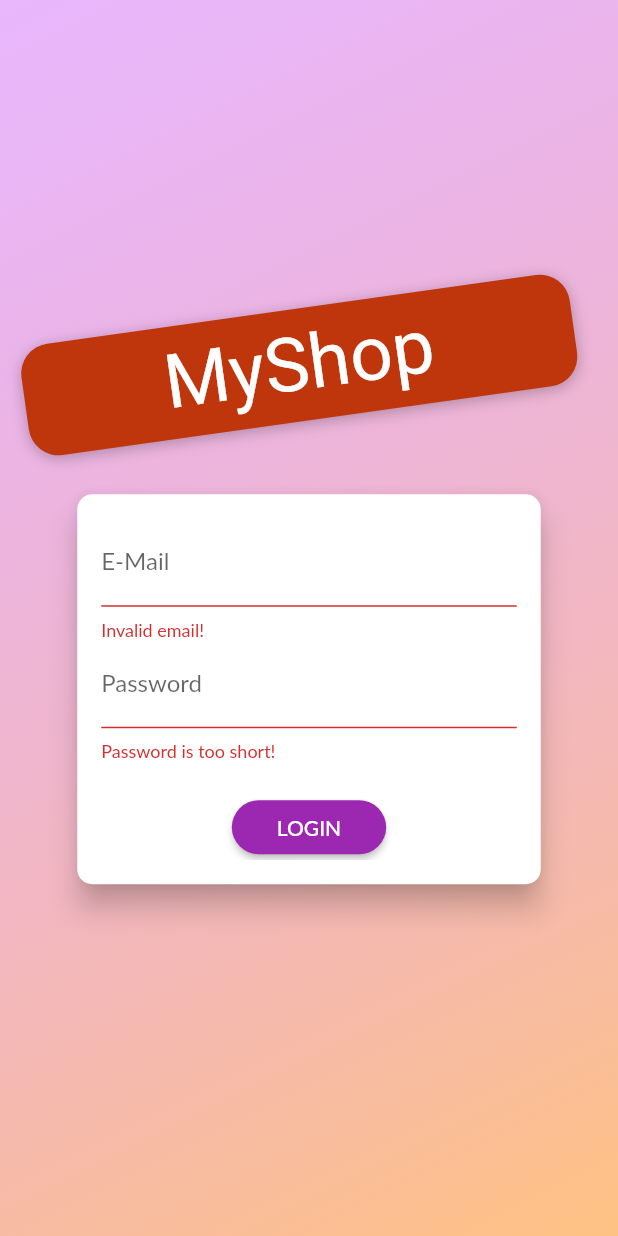
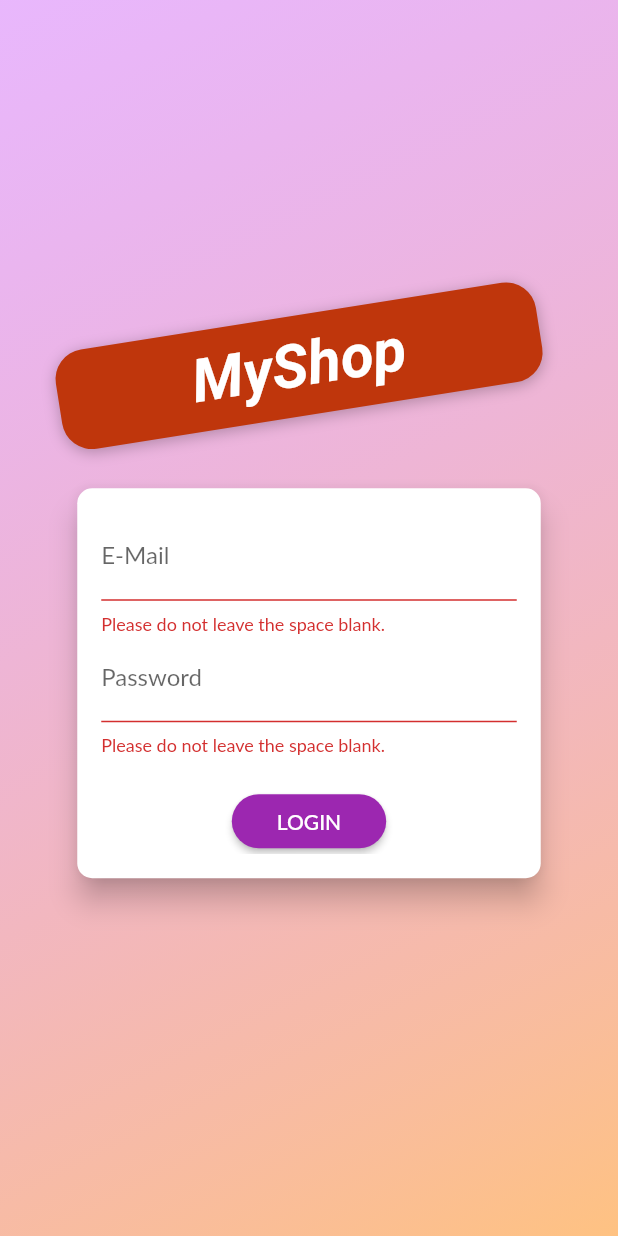
Before and after one commit to ashmikattel/ecommerce, a Flutter app: the AuthScreen screen opened directly, after a tap on "LOGIN", on a phone screen of 412 x 824 dp. Run offline on Flutter 3.47's test engine with Material 2 defaults, Android fonts, the phone set to English and light mode, and no system bars; Roboto replaces fonts that are missing (Anton, Lato).

Commit message:
user authentication added as well as some screens are modified

```diff
--- /dev/null
+++ b/lib/provider/auth.dart
@@ -0,0 +1,62 @@
+import 'package:flutter/widgets.dart';
+import 'package:http/http.dart' as http;
+import 'dart:convert';
+import '../model/http_exception.dart';
+
+class Auth with ChangeNotifier {
+  String _token;
+  DateTime _expiryDate;
+  String _userId;
+
+  bool get isAuth {
+    return token != null;
+  }
+
+  String get token {
+    if (_expiryDate != null &&
+        _expiryDate.isAfter(DateTime.now()) &&
+        _token != null) {
+      return _token;
+    }
+    return null;
+  }
+  String get userId{
+    return _userId;
+  }
+
+  Future<void> _authenticate(
+      String email, String password, String urlSegment) async {
+    final url =
+        'https://identitytoolkit.googleapis.com/v1/accounts:$urlSegment?key=AIzaSyAipjCbrBVJmlZU2BC_wj6iNDLq7ExicsA';
+    try {
+      final response = await http.post(
+        url,
+        body: json.encode(
+          {"email": email, "password": password, "returnSecureToken": true},
+        ),
+      );
+      final responseData = json.decode(response.body);
+      if (responseData['error'] != null) {
+        throw HttpException(responseData['error']['message']);
+      }
+      _token = responseData['idToken'];
+      _userId = responseData['localId'];
+      _expiryDate = DateTime.now().add(
+        Duration(
+          seconds: int.parse(responseData['expiresIn']),
+        ),
+      );
+      notifyListeners();
+    } catch (error) {
+      throw (error);
+    }
+  }
+
+  Future<void> signUp(String email, String password) async {
+    return _authenticate(email, password, 'signUp');
+  }
+
+  Future<void> login(String email, String password) async {
+    return _authenticate(email, password, 'signInWithPassword');
+  }
+}
--- a/lib/provider/orders.dart
+++ b/lib/provider/orders.dart
@@ -22,12 +22,15 @@ class OrderItem {
 class Orders with ChangeNotifier {
   List<OrderItem> _orders = [];
 
+  final String authToken;
+  Orders(this.authToken,this._orders);
+
   List<OrderItem> get orders {
     return [..._orders];
   }
 
   Future<void> fetchAndSetOrders() async {
-    const url = 'https://flutter-update-1a6cb.firebaseio.com/orders.json';
+    final url = 'https://flutter-update-1a6cb.firebaseio.com/orders.json?auth=$authToken';
     final response = await http.get(url);
     final List<OrderItem> loadedOrders = [];
     final extractedData = json.decode(response.body) as Map<String, dynamic>;
@@ -63,7 +66,7 @@ class Orders with ChangeNotifier {
   }
 
   Future<void> addOrder(List<CartItem> cartproducts, double total) async {
-    const url = 'https://flutter-update-1a6cb.firebaseio.com/orders.json';
+    final url = 'https://flutter-update-1a6cb.firebaseio.com/orders.json?auth=$authToken';
     final timeStamp = DateTime.now();
     final response = await http.post(url,
         body: json.encode({
@@ -97,7 +100,7 @@ class Orders with ChangeNotifier {
   //   orders.removeAt(existingOrderIndex);
   // }
   Future<void> deleteOrders({String id}) async {
-    final url = 'https://flutter-update-1a6cb.firebaseio.com/orders/$id.json';
+    final url = 'https://flutter-update-1a6cb.firebaseio.com/orders/$id.json?auth=$authToken';
     final existingOrderIndex = orders.indexWhere((ord) => ord.id == id);
     var existingOrders = orders[existingOrderIndex];
     orders.removeAt(existingOrderIndex);
--- a/lib/screens/auth-screen.dart
+++ b/lib/screens/auth-screen.dart
@@ -1,6 +1,8 @@
 import 'dart:math';
-
+import 'package:provider/provider.dart';
 import 'package:flutter/material.dart';
+import '../provider/auth.dart';
+import '../model/http_exception.dart';
 
 enum AuthMode { Signup, Login }
 
@@ -40,9 +42,9 @@ class AuthScreen extends StatelessWidget {
                   Flexible(
                     child: Container(
                       margin: EdgeInsets.only(bottom: 20.0),
-                      padding:
-                          EdgeInsets.symmetric(vertical: 8.0, horizontal: 94.0),
-                      transform: Matrix4.rotationZ(-8 * pi / 180)
+                      padding: EdgeInsets.symmetric(
+                          vertical: 10.0, horizontal: 90.0),
+                      transform: Matrix4.rotationZ(-9 * pi / 180)
                         ..translate(-10.0),
                       // ..translate(-10.0),
                       decoration: BoxDecoration(
@@ -59,11 +61,12 @@ class AuthScreen extends StatelessWidget {
                       child: Text(
                         'MyShop',
                         style: TextStyle(
-                          color: Theme.of(context).accentTextTheme.title.color,
-                          fontSize: 50,
-                          fontFamily: 'Anton',
-                          fontWeight: FontWeight.normal,
-                        ),
+                            color:
+                                Theme.of(context).accentTextTheme.title.color,
+                            fontSize: 40,
+                            fontFamily: 'Anton',
+                            fontWeight: FontWeight.bold,
+                            fontStyle: FontStyle.italic),
                       ),
                     ),
                   ),
@@ -97,10 +100,20 @@ class _AuthCardState extends State<AuthCard> {
     'email': '',
     'password': '',
   };
-  var _isLoading = false;
+  bool _isLoading = false;
   final _passwordController = TextEditingController();
 
-  void _submit() {
+  void _showErrorDialog(String message){
+    showDialog(context: context, builder: (ctx)=> AlertDialog(title: Text('An error occured!'),
+    content: Text(message),
+    actions: <Widget>[
+      FlatButton(child: Text('OK'),
+      onPressed: (){Navigator.of(ctx).pop();},)
+    ],
+    ));
+  }
+
+  Future<void> _submit() async{
     if (!_formKey.currentState.validate()) {
       // Invalid!
       return;
@@ -109,11 +122,38 @@ class _AuthCardState extends State<AuthCard> {
     setState(() {
       _isLoading = true;
     });
+    try{
     if (_authMode == AuthMode.Login) {
+       await Provider.of<Auth>(context, listen: false).login(
+        _authData['email'],
+        _authData['password']);
       // Log user in
     } else {
       // Sign user up
+      await Provider.of<Auth>(context, listen: false).signUp(
+          _authData['email'],
+          _authData['password'],
+      );
     }
+  } on HttpException catch(error){
+    var errorMessage = 'Authentication Failed';
+    if(error.toString().contains('EMAIL_EXISTS')){
+      errorMessage = 'This Email Address already in use.';
+    }else if(errorMessage.toString().contains('INVALID_Email')){
+      errorMessage = 'This is not a valid email address.';
+    }else if (errorMessage.toString().contains('WEAK_PASSWORD')){
+      errorMessage = 'Try using stronger password';
+    }else if (errorMessage.toString().contains('EMAIL_NOT_FOUND')){
+      errorMessage = 'Could not find an user with this email';
+    }else if(errorMessage.toString().contains('INVALID_PASSWORD')){
+      errorMessage = 'Invalid Password.';
+    }
+    _showErrorDialog(errorMessage);
+  }
+  catch(error){
+   const  errorMessage = 'Could not Authenticate! Please try again later..';
+   _showErrorDialog(errorMessage);
+  }
     setState(() {
       _isLoading = false;
     });
@@ -154,7 +194,10 @@ class _AuthCardState extends State<AuthCard> {
                   decoration: InputDecoration(labelText: 'E-Mail'),
                   keyboardType: TextInputType.emailAddress,
                   validator: (value) {
-                    if (value.isEmpty || !value.contains('@')) {
+                    if (value.isEmpty){
+                      return 'Please do not leave the space blank.';
+                    }
+                    else if ( !value.contains('@')) {
                       return 'Invalid email!';
                     }
                   },
@@ -167,7 +210,11 @@ class _AuthCardState extends State<AuthCard> {
                   obscureText: true,
                   controller: _passwordController,
                   validator: (value) {
-                    if (value.isEmpty || value.length < 5) {
+
+                    if(value.isEmpty){
+                      return 'Please do not leave the space blank.';
+                    }
+                    else if ( value.length < 8) {
                       return 'Password is too short!';
                     }
                   },
@@ -182,7 +229,10 @@ class _AuthCardState extends State<AuthCard> {
                     obscureText: true,
                     validator: _authMode == AuthMode.Signup
                         ? (value) {
-                            if (value != _passwordController.text) {
+                          if(value.isEmpty){
+                      return 'Please do not leave the space blank.';
+                    }
+                            else if (value != _passwordController.text) {
                               return 'Passwords do not match!';
                             }
                           }
--- a/lib/screens/user_product_screen.dart
+++ b/lib/screens/user_product_screen.dart
@@ -8,7 +8,7 @@ import '../provider/products_provider.dart';
 class UserProductScreen extends StatelessWidget {
   static const routename = '/user-Products';
   Future<void>_refreshProducts(BuildContext context)async{
-    Provider.of<ProductsProvider>(context).fetchAndSetProducts();
+    Provider.of<ProductsProvider>(context).fetchAndSetProducts(true);
   }
 
   @override
--- a/lib/widgets/product_item.dart
+++ b/lib/widgets/product_item.dart
@@ -3,6 +3,7 @@ import 'package:provider/provider.dart';
 import '../provider/cart.dart';
 import '../screens/product_detail.dart';
 import '../provider/products.dart';
+import '../provider/auth.dart';
 class ProductItem extends StatelessWidget {
   // final String id;
   // final String title;
@@ -14,6 +15,7 @@ class ProductItem extends StatelessWidget {
   Widget build(BuildContext context) {
     final product = Provider.of<Product>(context);
     final cart = Provider.of<Cart>(context,listen: false);
+    final authData = Provider.of<Auth>(context,listen: false);
 
     return ClipRRect(
         borderRadius: BorderRadius.circular(10),
@@ -40,8 +42,8 @@ class ProductItem extends StatelessWidget {
                         Icons.favorite : Icons.favorite_border,
                         color: Theme.of(context).accentColor,
                         ),
-                      onPressed: () {
-                        product.tooglefavouriteStatus();
+                      onPressed: () async{
+                       await product.tooglefavouriteStatus(authData.token,authData.userId);
                       },
                     ),
                   ),
```
Also changed, not shown: lib/main.dart (+22 -12 lines), lib/provider/products.dart (+6 -6 lines), lib/provider/products_provider.dart (+18 -9 lines), lib/screens/product_overview_screen.dart (+8 -2 lines), lib/screens/cart_screen.dart (line endings or trailing spaces).
